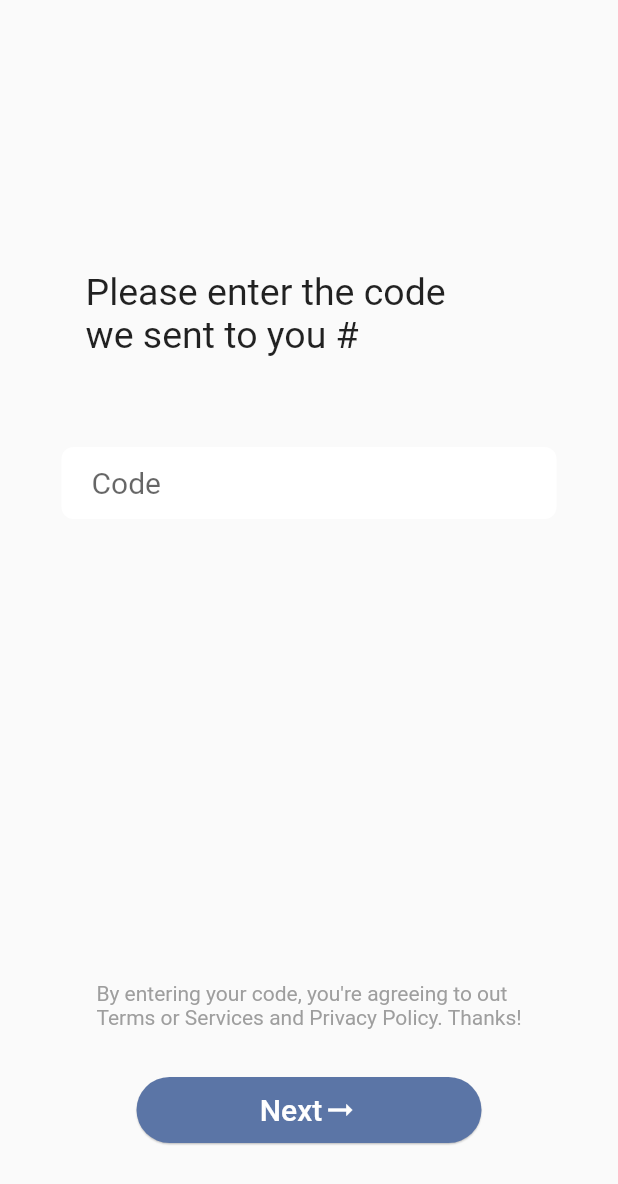
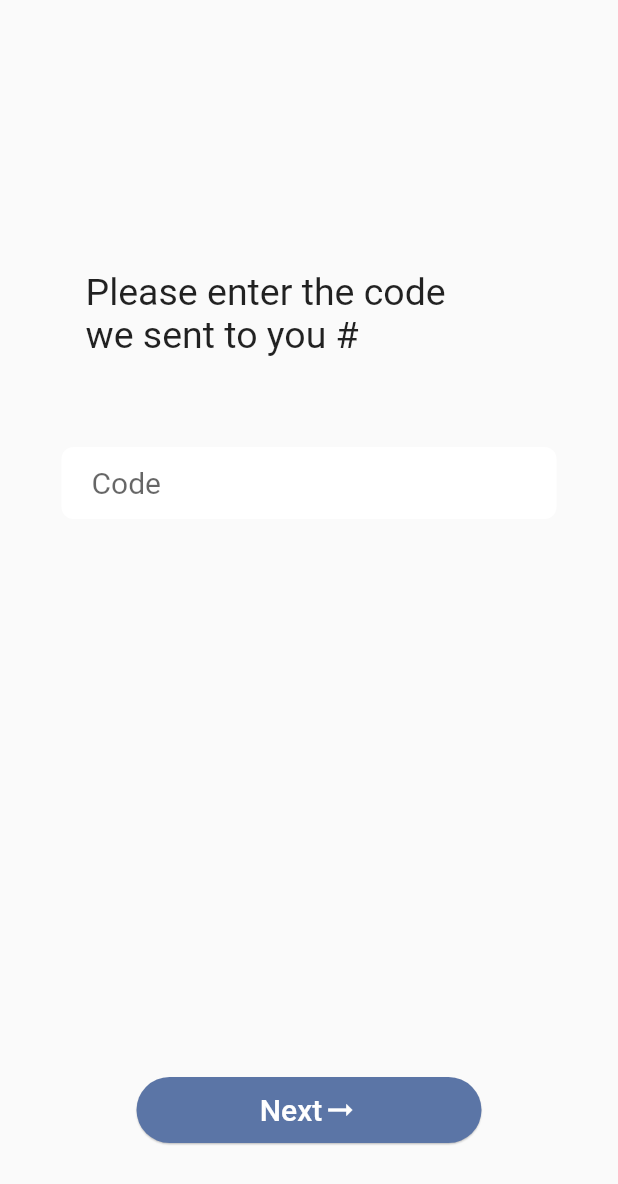
Before and after one commit to weneedparty/flutter_client, a Flutter app: the VerifyPage screen opened by its route, on a phone screen of 412 x 824 dp. Shown: the top 1184 px of the screen. Run offline on Flutter 3.47's test engine with Material 2 defaults, Android fonts, the phone set to English and light mode, and no system bars; our stand-ins replace device_info_plus, eva_icons_flutter, fixnum, fluttertoast, get, google_fonts and 3 more; missing offline and left inert: cron, flutter_background, flutter_webrtc, grpc, livekit_client, protobuf and 1 more; accounts and stored records are empty; statements that could not run were skipped.

Commit message:
remove a sentence that is not needed

```diff
--- a/lib/pages/welcome/verify_page.dart
+++ b/lib/pages/welcome/verify_page.dart
@@ -124,15 +124,6 @@ class _VerifyPageState extends State<VerifyPage> {
   Widget buildBottom() {
     return Column(
       children: [
-        const Text(
-          'By entering your code, you\'re agreeing to out\nTerms or Services and Privacy Policy. Thanks!',
-          style: TextStyle(
-            color: Colors.grey,
-          ),
-        ),
-        const SizedBox(
-          height: 30,
-        ),
         RoundButton(
           color: Style.AccentBlue,
           minimumWidth: 230,
--- a/lib/pages/welcome/welcome_page.dart
+++ b/lib/pages/welcome/welcome_page.dart
@@ -18,9 +18,6 @@ class _WelcomePageState extends State<WelcomePage> {
     super.initState();
 
     () async {
-      // await variableController.saveJwt(
-      //     "eyJ0eXAiOiJKV1QiLCJhbGciOiJIUzI1NiJ9.eyJlbWFpbCI6InlpbmdzaGFveG9AZ21haWwuY29tIiwicmFuZG9tX3N0cmluZyI6IjBGTzJFRSJ9.niSe3jhQdefzUJEgQgf7rqvrP2CkkCOls3YW5DkYE2c");
-      // Get.offNamed(RoutesMap.roomList);
       bool valid = await jwtGrpcController.checkIfCurrentJwtIsValid();
       if (valid) {
         Get.offNamed(RoutesMap.roomList);
```
